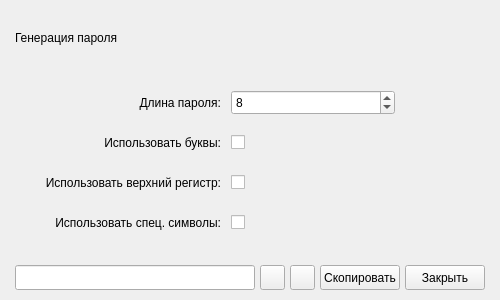
Old version of the form core/ui/layout/raw/generator_popup_widget.ui in the repository akato-the-dragon/Obscura.
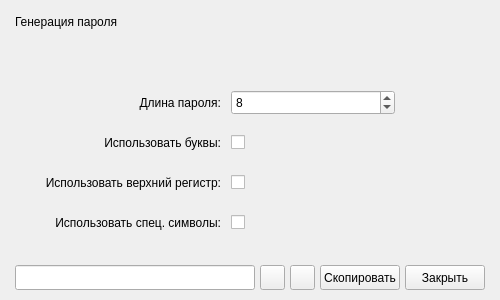
New version of the form.

```diff
--- a/core/ui/layout/raw/generator_popup_widget.ui
+++ b/core/ui/layout/raw/generator_popup_widget.ui
@@ -31,6 +31,9 @@
      <property name="text">
       <string>Генерация пароля</string>
      </property>
+     <property name="alignment">
+      <set>Qt::AlignLeading|Qt::AlignLeft|Qt::AlignTop</set>
+     </property>
     </widget>
    </item>
    <item>
```
